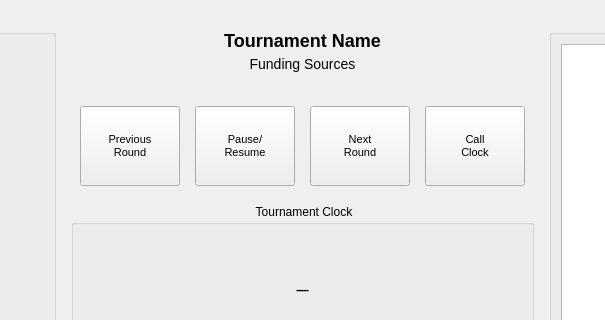
ryandrake08/td, file TBQt/TBTournamentDisplayWindow.ui: the form before one commit; both pictures show x 298 to 903 and y 0 to 320 of the 1200 by 700 pixel window.
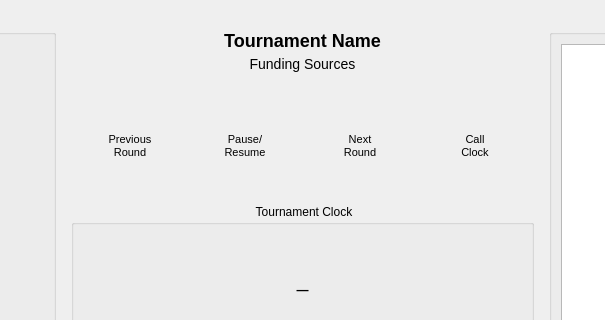
The form after the commit. Icons and pictures are not drawn. Custom widgets are drawn as their Qt base class.

```diff
--- a/TBQt/TBTournamentDisplayWindow.ui
+++ b/TBQt/TBTournamentDisplayWindow.ui
@@ -296,7 +296,7 @@
                 </size>
                </property>
                <property name="styleSheet">
-                <string>font-size: 11px;</string>
+               <string>font-size: 11px; border: none;</string>
                </property>
                <property name="text">
                 <string>Previous
@@ -325,7 +325,7 @@
                 </size>
                </property>
                <property name="styleSheet">
-                <string>font-size: 11px;</string>
+               <string>font-size: 11px; border: none;</string>
                </property>
                <property name="text">
                 <string>Pause/
@@ -354,7 +354,7 @@
                 </size>
                </property>
                <property name="styleSheet">
-                <string>font-size: 11px;</string>
+               <string>font-size: 11px; border: none;</string>
                </property>
                <property name="text">
                 <string>Next
@@ -383,7 +383,7 @@
                 </size>
                </property>
                <property name="styleSheet">
-                <string>font-size: 11px;</string>
+               <string>font-size: 11px; border: none;</string>
                </property>
                <property name="text">
                 <string>Call
```
Left out of the diff: 6 changed lines with no effect on the pictures. Lines whose indentation alone changed are shown as unchanged.
